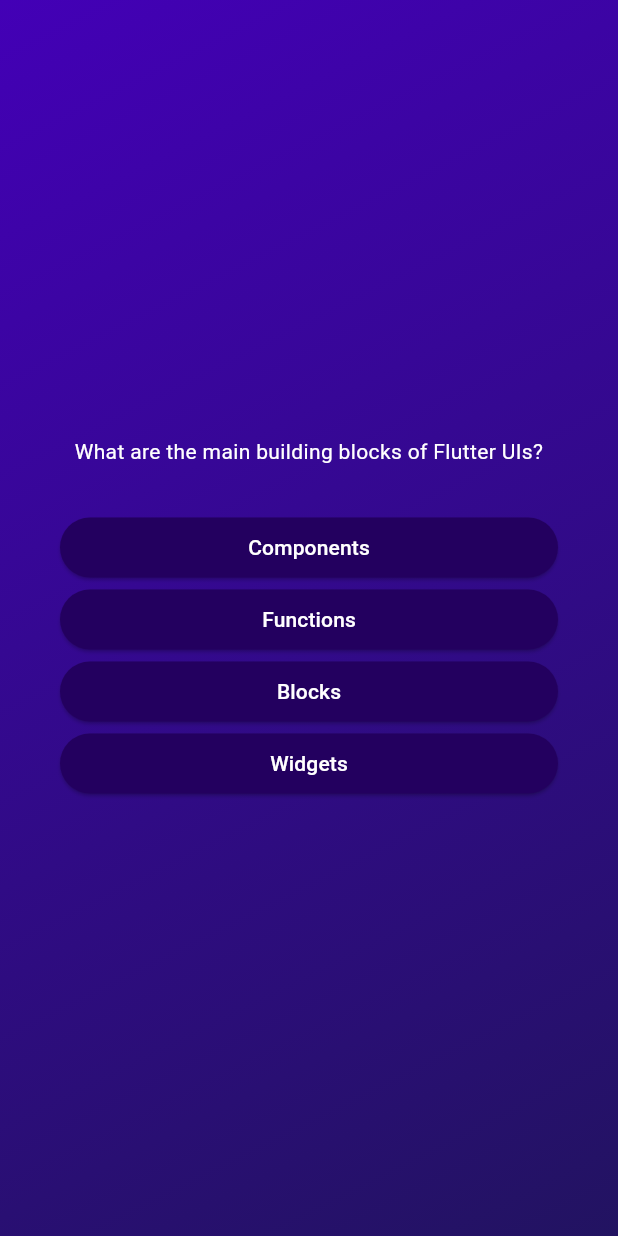
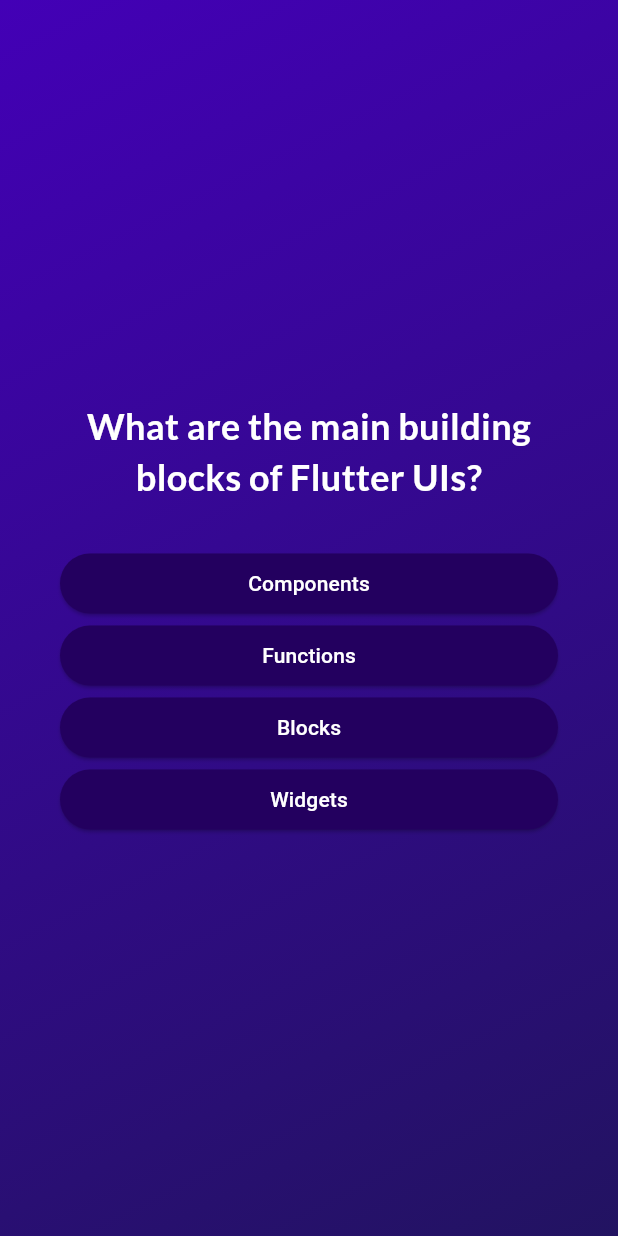
Before and after one commit to snadi043/flutter_quiz_app, a Flutter app: the screen it shows after launch, after a tap on "Start Quiz", on a phone screen of 412 x 824 dp. Run offline on Flutter 3.47's test engine with Material 3 defaults, Android fonts, the phone set to English and light mode, and no system bars; our stand-ins replace google_fonts.

Commit message:
Configured new google fonts package to apply more authentic fonts to the texts all over the application.

```diff
--- a/quiz_app/lib/answers_button.dart
+++ b/quiz_app/lib/answers_button.dart
@@ -12,7 +12,7 @@ class AnswersButton extends StatelessWidget {
     return ElevatedButton(
       onPressed: onTap,
       style: ElevatedButton.styleFrom(
-          padding: const EdgeInsets.symmetric(vertical: 10, horizontal: 40),
+          padding: const EdgeInsets.symmetric(vertical: 10, horizontal: 15),
           backgroundColor: const Color.fromARGB(255, 35, 0, 95),
           foregroundColor: Colors.white,
           shape: RoundedRectangleBorder(
--- a/quiz_app/lib/questions_screen.dart
+++ b/quiz_app/lib/questions_screen.dart
@@ -1,4 +1,5 @@
 import 'package:flutter/material.dart';
+import 'package:google_fonts/google_fonts.dart';
 import 'package:quiz_app/Data/questions.dart';
 import 'package:quiz_app/answers_button.dart';
 
@@ -12,9 +13,17 @@ class QuestionsScreen extends StatefulWidget {
 }
 
 class _QuestionsScreen extends State<QuestionsScreen> {
-  final currentQuestion = questions[0];
+  var currentQuestionIndex = 0;
+
+  void answerQuestion() {
+    setState(() {
+      currentQuestionIndex++;
+    });
+  }
+
   @override
   Widget build(context) {
+    final currentQuestion = questions[currentQuestionIndex];
     return SizedBox(
       width: double.infinity,
       child: Container(
@@ -25,12 +34,15 @@ class _QuestionsScreen extends State<QuestionsScreen> {
           children: [
             Text(
               currentQuestion.question,
-              style: const TextStyle(color: Colors.white),
+              style: GoogleFonts.lato(
+                  color: Colors.white,
+                  fontWeight: FontWeight.bold,
+                  fontSize: 24),
               textAlign: TextAlign.center,
             ),
             const SizedBox(height: 30),
             ...currentQuestion.getShuffledAnswers().map((item) {
-              return AnswersButton(answersText: item, onTap: () {});
+              return AnswersButton(answersText: item, onTap: answerQuestion);
             }),
           ],
         ),
--- a/quiz_app/lib/start_screen.dart
+++ b/quiz_app/lib/start_screen.dart
@@ -1,4 +1,5 @@
 import 'package:flutter/material.dart';
+import 'package:google_fonts/google_fonts.dart';
 
 class StartScreen extends StatelessWidget {
   const StartScreen(this.startQuiz, {super.key});
@@ -17,8 +18,8 @@ class StartScreen extends StatelessWidget {
             color: const Color.fromARGB(115, 255, 255, 255),
           ),
           const SizedBox(height: 80),
-          const Text(
-              style: TextStyle(
+          Text(
+              style: GoogleFonts.lato(
                 fontSize: 18,
                 color: Colors.white,
               ),
@@ -26,8 +27,8 @@ class StartScreen extends StatelessWidget {
           const SizedBox(height: 40),
           OutlinedButton.icon(
             style: OutlinedButton.styleFrom(
-                foregroundColor: Colors.amberAccent,
-                textStyle: const TextStyle(fontSize: 24),
+                foregroundColor: const Color.fromARGB(255, 252, 252, 252),
+                textStyle: const TextStyle(fontSize: 18),
                 padding: const EdgeInsets.only(
                     top: 15, bottom: 15, left: 10, right: 10)),
             onPressed: startQuiz,
--- a/quiz_app/pubspec.yaml
+++ b/quiz_app/pubspec.yaml
@@ -35,6 +35,7 @@ dependencies:
   # The following adds the Cupertino Icons font to your application.
   # Use with the CupertinoIcons class for iOS style icons.
   cupertino_icons: ^1.0.2
+  google_fonts: ^6.1.0
 
 dev_dependencies:
   flutter_test:
```
Also changed, not shown: quiz_app/pubspec.lock, 7 other files.
